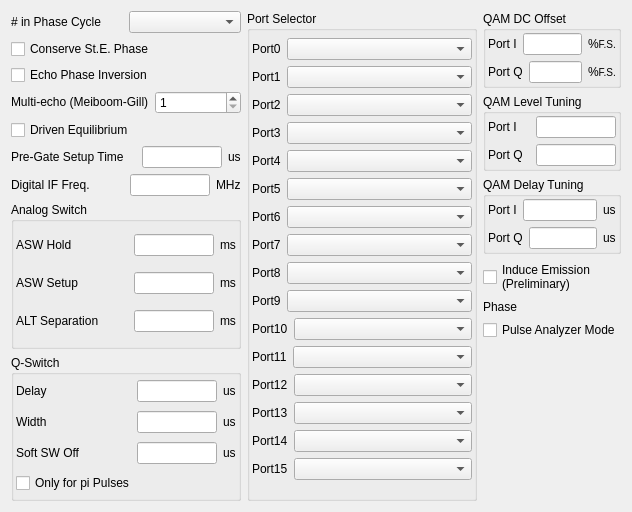
This is modules/nmr/pulsercore/pulserdrivermoreform.ui in northriv/KAME as Qt 5 draws it before an edit. The edited form follows.
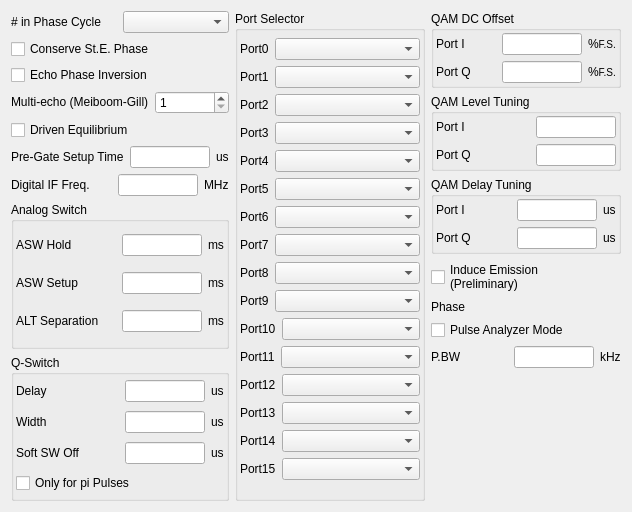
This is the edited form. Custom widgets are drawn as their Qt base class.

```diff
--- a/modules/nmr/pulsercore/pulserdrivermoreform.ui
+++ b/modules/nmr/pulsercore/pulserdrivermoreform.ui
@@ -1390,6 +1390,62 @@
         </property>
        </widget>
       </item>
+      <item>
+       <layout class="QHBoxLayout" name="_2">
+        <item>
+         <widget class="QLabel" name="textLabel5_2_3_2_4_2_2_2_2_2_5">
+          <property name="sizePolicy">
+           <sizepolicy hsizetype="Preferred" vsizetype="Fixed">
+            <horstretch>0</horstretch>
+            <verstretch>0</verstretch>
+           </sizepolicy>
+          </property>
+          <property name="text">
+           <string>P.BW</string>
+          </property>
+          <property name="wordWrap">
+           <bool>false</bool>
+          </property>
+         </widget>
+        </item>
+        <item>
+         <layout class="QHBoxLayout" name="_3">
+          <item>
+           <widget class="QLineEdit" name="m_edPAPulseBW">
+            <property name="sizePolicy">
+             <sizepolicy hsizetype="Preferred" vsizetype="Fixed">
+              <horstretch>0</horstretch>
+              <verstretch>0</verstretch>
+             </sizepolicy>
+            </property>
+            <property name="maximumSize">
+             <size>
+              <width>80</width>
+              <height>32767</height>
+             </size>
+            </property>
+           </widget>
+          </item>
+          <item>
+           <widget class="QLabel" name="textLabel2_3_2_2_3_2_4_2_2_2_2_2_4">
+            <property name="sizePolicy">
+             <sizepolicy hsizetype="Fixed" vsizetype="Fixed">
+              <horstretch>0</horstretch>
+              <verstretch>0</verstretch>
+             </sizepolicy>
+            </property>
+            <property name="text">
+             <string>kHz</string>
+            </property>
+            <property name="wordWrap">
+             <bool>false</bool>
+            </property>
+           </widget>
+          </item>
+         </layout>
+        </item>
+       </layout>
+      </item>
       <item>
        <spacer name="verticalSpacer">
         <property name="orientation">
@@ -1397,8 +1453,8 @@
         </property>
         <property name="sizeHint" stdset="0">
          <size>
-          <width>20</width>
-          <height>127</height>
+          <width>142</width>
+          <height>38</height>
          </size>
         </property>
        </spacer>
```
